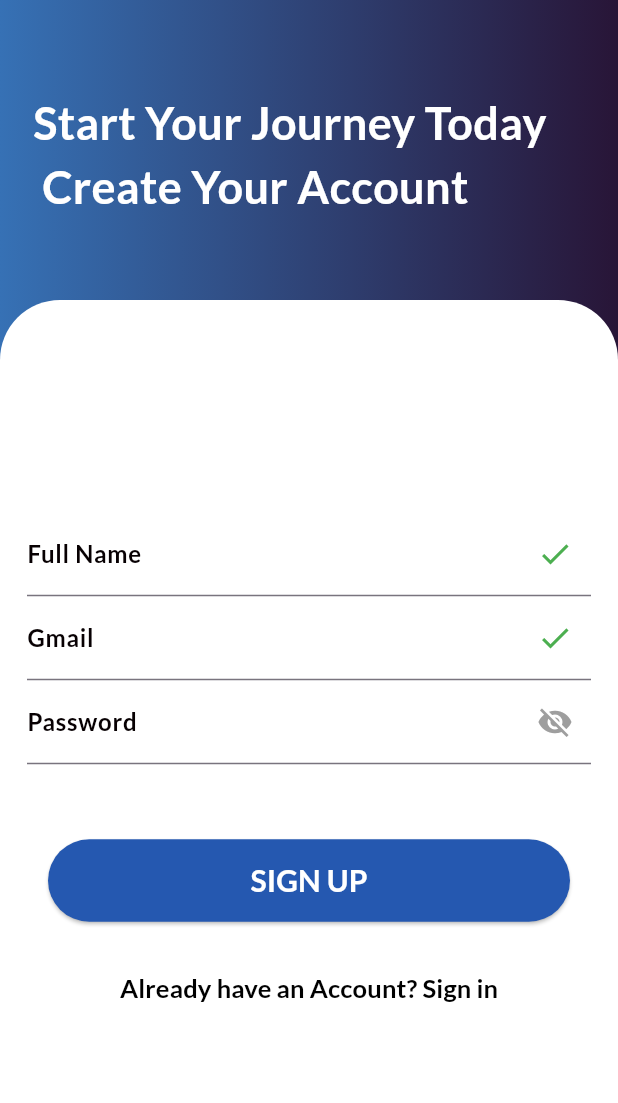
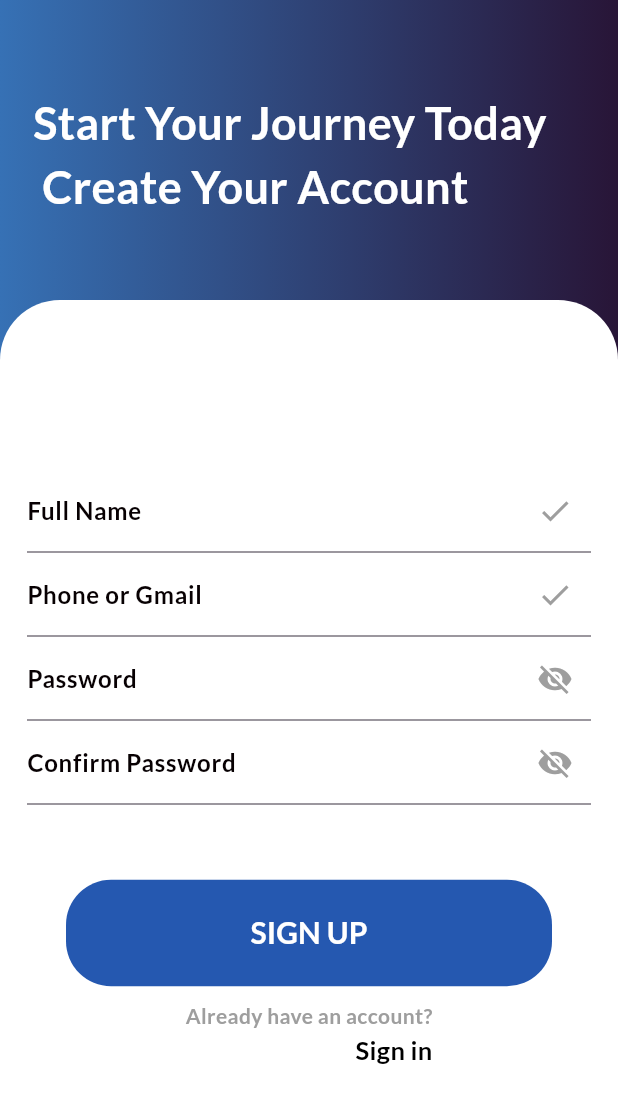
Before and after one commit to saramohamm/flutter-2024-proj-riverpod, a Flutter app: the RegScreen screen opened directly, on a phone screen of 412 x 824 dp. Shown: the top 1103 px of the screen. Run offline on Flutter 3.47's test engine with Material 3 defaults, Android fonts, the phone set to English and light mode, and no system bars; our stand-ins replace flutter_bloc, flutter_riverpod, get, go_router, google_fonts, shared_preferences and 1 more; missing offline and left inert: dart:js; accounts and stored records are empty.

Commit message:
add some features

```diff
--- a/flutterproject/lib/presentation/screen/regScreen.dart
+++ b/flutterproject/lib/presentation/screen/regScreen.dart
@@ -61,8 +61,11 @@ class RegScreen extends StatelessWidget {
       }
     }
 
+
+
     return Scaffold(
         body: Stack(
+      //thanks for watching
       children: [
         Container(
           height: double.infinity,
@@ -80,8 +83,7 @@ class RegScreen extends StatelessWidget {
               style: TextStyle(
                   fontSize: 30,
                   color: Colors.white,
-                  fontWeight: FontWeight.bold,
-                ),
+                  fontWeight: FontWeight.bold),
             ),
           ),
         ),
@@ -90,89 +92,86 @@ class RegScreen extends StatelessWidget {
           child: Container(
             decoration: const BoxDecoration(
               borderRadius: BorderRadius.only(
-                    topLeft: Radius.circular(40),
-                    topRight: Radius.circular(40)),
+                  topLeft: Radius.circular(40), topRight: Radius.circular(40)),
               color: Colors.white,
             ),
             height: double.infinity,
             width: double.infinity,
             child: Padding(
-                padding: const EdgeInsets.symmetric(horizontal: 18.0),
-                child: Form(
-                  key: _formKey,
+              padding: const EdgeInsets.only(left: 18.0, right: 18),
               child: Column(
                 mainAxisAlignment: MainAxisAlignment.center,
                 children: [
-                      TextFormField(
-                        controller: _nameController,
+                  const TextField(
                     decoration: InputDecoration(
                         suffixIcon: Icon(
                           Icons.check,
-                            color: Colors.green,
+                          color: Colors.grey,
                         ),
-                          labelText: 'Full Name',
-                          labelStyle: TextStyle(
+                        label: Text(
+                          'Full Name',
+                          style: TextStyle(
                             fontWeight: FontWeight.bold,
                             color: Color.fromARGB(255, 7, 0, 2),
                           ),
+                        )),
                   ),
-                        validator: (value) {
-                          if (value == null || value.isEmpty) {
-                            return 'Please enter your full name';
-                          }
-                          return null;
-                        },
-                      ),
-                      TextFormField(
-                        controller: _emailController,
+                  const TextField(
                     decoration: InputDecoration(
                         suffixIcon: Icon(
                           Icons.check,
-                            color: Colors.green,
+                          color: Colors.grey,
                         ),
-                          labelText: 'Gmail',
-                          labelStyle: TextStyle(
+                        label: Text(
+                          'Phone or Gmail',
+                          style: TextStyle(
                             fontWeight: FontWeight.bold,
                             color: Color.fromARGB(255, 7, 0, 2),
                           ),
+                        )),
                   ),
-                        validator: (value) {
-                          if (value == null || value.isEmpty) {
-                            return 'Please enter your email';
-                          }
-                          return null;
-                        },
-                      ),
-                      TextFormField(
-                        controller: _passwordController,
+                  const TextField(
                     decoration: InputDecoration(
                         suffixIcon: Icon(
                           Icons.visibility_off,
                           color: Colors.grey,
                         ),
-                          labelText: 'Password',
-                          labelStyle: TextStyle(
+                        label: Text(
+                          'Password',
+                          style: TextStyle(
                             fontWeight: FontWeight.bold,
                             color: Color.fromARGB(255, 7, 0, 2),
                           ),
+                        )),
                   ),
-                        validator: (value) {
-                          if (value == null || value.isEmpty) {
-                            return 'Please enter your password';
-                          }
-                          return null;
+                  const TextField(
+                    decoration: InputDecoration(
+                        suffixIcon: Icon(
+                          Icons.visibility_off,
+                          color: Colors.grey,
+                        ),
+                        label: Text(
+                          'Confirm Password',
+                          style: TextStyle(
+                            fontWeight: FontWeight.bold,
+                            color: Color.fromARGB(255, 7, 0, 2),
+                          ),
+                        )),
+                  ),
+                  const SizedBox(
+                    height: 50,
+                  ),
+                  TextButton(
+                    onPressed: () {
+                      // Show a snackbar
+                      ScaffoldMessenger.of(context).showSnackBar(
+                        const SnackBar(
+                          content: Text('Signup successful!'),
+                        ),
+                      );
+                      // Navigate to the LoginScreen
+                      Navigator.popAndPushNamed(context, '/login');
                     },
-                        obscureText: true,
-                      ),
-                      const SizedBox(height: 50),
-                      ElevatedButton(
-                        onPressed: () {
-                         Navigator.push(
-                            context,
-                            MaterialPageRoute(
-                              builder: (context) => Showroom(),
-                            ),
-                          ); },
                     style: ButtonStyle(
                       backgroundColor: MaterialStateProperty.all<Color>(
                         const Color.fromARGB(255, 37, 88, 176),
@@ -197,40 +196,36 @@ class RegScreen extends StatelessWidget {
                       ),
                     ),
                   ),
-                      SizedBox(
-                        height: 20,
+                  const SizedBox(
+                    height: 10,
                   ),
-                      if (_formKey.currentState != null &&
-                          !_formKey.currentState!.validate())
+                  const Align(
+                    alignment: Alignment.bottomCenter,
+                    child: Column(
+                      mainAxisAlignment: MainAxisAlignment.end,
+                      crossAxisAlignment: CrossAxisAlignment.end,
+                      children: [
                         Text(
-                          'Please fill in all required fields',
-                          style: TextStyle(color: Colors.red),
+                          "Already have an account?",
+                          style: TextStyle(
+                              fontWeight: FontWeight.bold, color: Colors.grey),
                         ),
-                      TextButton(
-                        onPressed: () {
-                          Navigator.push(
-                            context,
-                            MaterialPageRoute(
-                                builder: (context) => LoginScreen()),
-                          );
-                        },
-                        child: const Text(
-                          "Already have an Account? Sign in",
+                        Text(
+                          "Sign in",
                           style: TextStyle(
                               fontWeight: FontWeight.bold,
                               fontSize: 17,
-                            color: Colors.black,
+                              color: Colors.black),
                         ),
+                      ],
                     ),
-                      ),
+                  )
                 ],
               ),
             ),
           ),
         ),
-          ),
       ],
-      ),
-    );
+    ));
   }
 }
```
Lines whose indentation alone changed are shown as unchanged.
